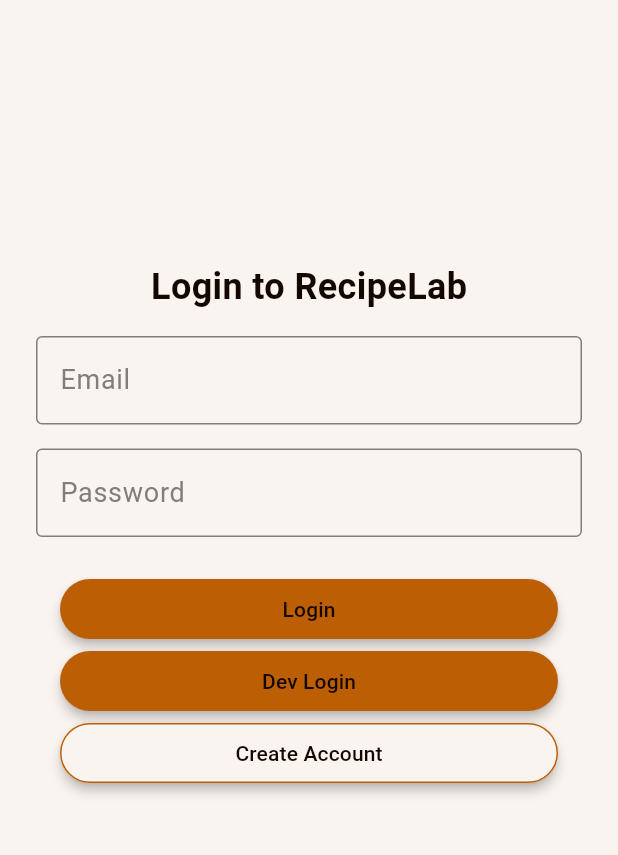
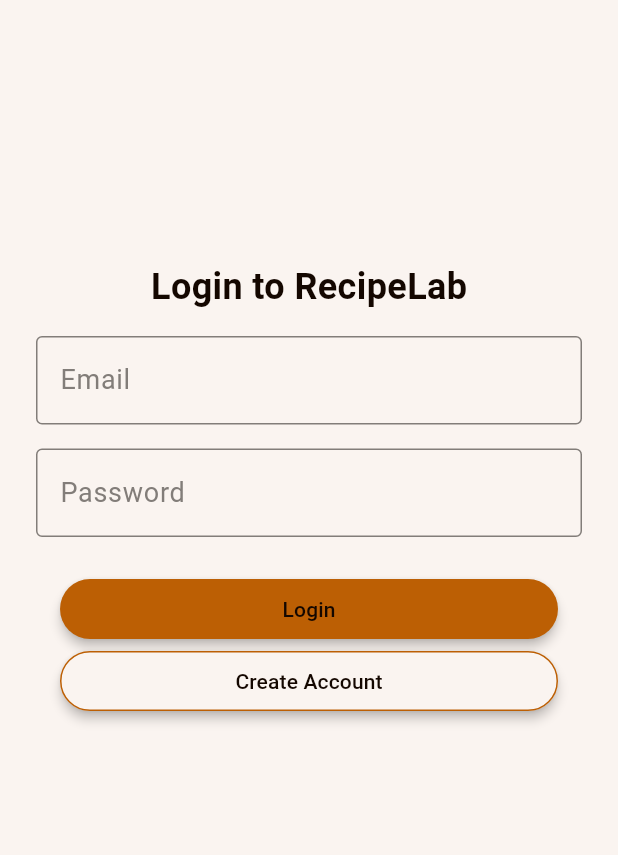
Before and after one commit to mrccodes/rlv2-flutter, a Flutter app: the screen it shows after launch, after a tap on "Go to Login", on a phone screen of 412 x 824 dp, the part 84-939 px from its top. Run offline on Flutter 3.47's test engine with Material 3 defaults, Android fonts, the phone set to English and light mode, and no system bars; our stand-ins replace dio, flutter_dotenv, flutter_riverpod, flutter_secure_storage, logger, timeago; generated files the repository leaves out were written again.

Commit message:
refactor: Dev login (#24)
* update dev login to use flavor and env vars

* format

* Update readme with new coverage badge: %

---------

Co-authored-by: github-actions <github-actions@github.com>

```diff
--- a/lib/features/auth/widgets/login_form.dart
+++ b/lib/features/auth/widgets/login_form.dart
@@ -1,7 +1,10 @@
 import 'dart:async';
 import 'package:flutter/material.dart';
+import 'package:flutter_dotenv/flutter_dotenv.dart';
 import 'package:flutter_riverpod/flutter_riverpod.dart';
 import 'package:rlv2_flutter/core/widgets/custom_button.dart';
+import 'package:rlv2_flutter/utils/app_flavor.dart';
+import 'package:rlv2_flutter/utils/app_logger.dart';
 import 'package:rlv2_flutter/utils/validators.dart';
 
 class LoginForm extends ConsumerStatefulWidget {
@@ -50,10 +53,28 @@
     }
   }
 
+  Widget renderDevLogin() {
+    AppLogger.info('appFlavor:  $appFlavor');
+    if (appFlavor != 'development') {
+      return const SizedBox();
+    } else {
+      return Padding(
+        padding: const EdgeInsets.symmetric(horizontal: 16),
+        child: CustomButton(
+          onPressed: devLogin,
+          fullWidth: true,
+          text: 'Dev Login',
+        ),
+      );
+    }
+  }
+
   Future<void> devLogin() async {
     try {
-      await widget.onLogin
-          ?.call('Roderick.Schimmel@gmail.com', '1_GxIdxHbBVmFn2');
+      await widget.onLogin?.call(
+        dotenv.env['DEV_USER_EMAIL'] ?? '',
+        dotenv.env['DEV_USER_PASSWORD'] ?? '',
+      );
     } catch (err) {
       if (mounted) {
         ScaffoldMessenger.of(context).showSnackBar(
@@ -96,14 +117,7 @@
               text: 'Login',
             ),
           ),
-          Padding(
-            padding: const EdgeInsets.symmetric(horizontal: 16),
-            child: CustomButton(
-              onPressed: devLogin,
-              fullWidth: true,
-              text: 'Dev Login',
-            ),
-          ),
+          renderDevLogin(),
           Padding(
             padding: const EdgeInsets.symmetric(horizontal: 16),
             child: CustomButton(
--- /dev/null
+++ b/lib/utils/app_flavor.dart
@@ -0,0 +1,4 @@
+const String appFlavor = String.fromEnvironment(
+  'flavor',
+  defaultValue: 'production',
+);
```
Also changed, not shown: 1 other file.
